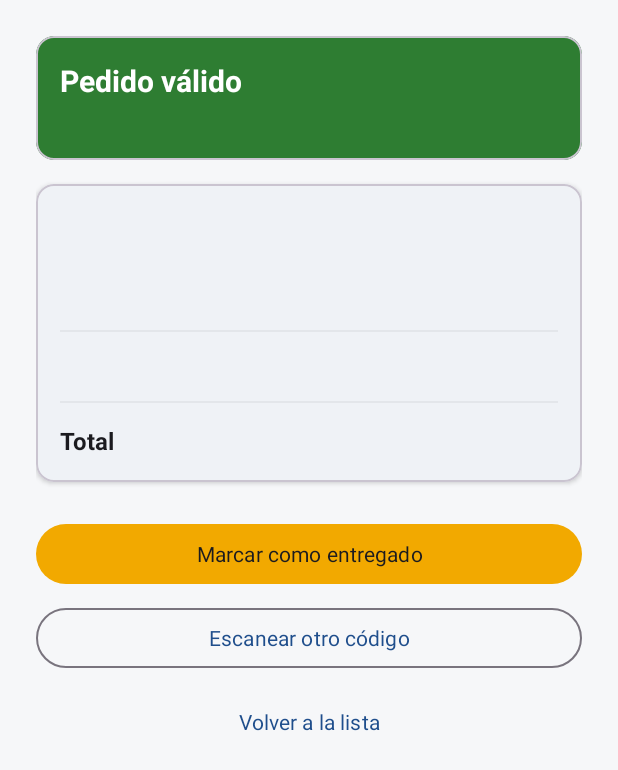
After one commit to VladyThrash/App_Android_Comedor_Universitario_UV, an Android app: the ValidarPedidoFragment screen opened through its navigation route, on a phone screen of 412 x 824 dp. The commit adds this screen. Shown: the top 770 px of the screen. Run offline under Robolectric (Android 15) with nearby library versions, the phone set to English and light mode, and no system bars; our stand-ins replace navigation-ui.

Commit message:
feat(ui): agregar vistas del personal y validacion de QR

```diff
--- a/app/src/main/java/com/example/comedor_universitario_uv/MainActivity.kt
+++ b/app/src/main/java/com/example/comedor_universitario_uv/MainActivity.kt
@@ -12,7 +12,7 @@ import com.google.android.material.bottomnavigation.BottomNavigationView
 
 /**
  * Actividad única de la app: aloja el NavHost y la barra de navegación inferior.
- * La barra solo se muestra en los cuatro destinos principales.
+ * La barra solo se muestra en los destinos principales.
  */
 class MainActivity : AppCompatActivity() {
 
@@ -32,11 +32,16 @@ class MainActivity : AppCompatActivity() {
         val bottomNav = findViewById<BottomNavigationView>(R.id.bottomNav)
         bottomNav.setupWithNavController(navController)
 
+        // TEMPORAL: muestra la pestaña del personal para poder probarla.
+        // Debe mostrarse solo si el rol del usuario es EMPLEADO o ADMIN.
+        bottomNav.menu.findItem(R.id.empleadoFragment).isVisible = true
+
         val destinosConBarra = setOf(
             R.id.menuFragment,
             R.id.carritoFragment,
             R.id.pedidosFragment,
-            R.id.perfilFragment
+            R.id.perfilFragment,
+            R.id.empleadoFragment
         )
         navController.addOnDestinationChangedListener { _, destino, _ ->
             bottomNav.visibility = if (destino.id in destinosConBarra) View.VISIBLE else View.GONE
--- /dev/null
+++ b/app/src/main/java/com/example/comedor_universitario_uv/ui/ValidarPedidoFragment.kt
@@ -0,0 +1,33 @@
+package com.example.comedor_universitario_uv.ui
+
+import android.os.Bundle
+import android.view.View
+import androidx.fragment.app.Fragment
+import androidx.navigation.fragment.findNavController
+import com.example.comedor_universitario_uv.R
+import com.example.comedor_universitario_uv.databinding.FragmentValidarPedidoBinding
+
+/** Resultado de escanear el QR de un pedido: datos del pedido y acción de entrega. */
+class ValidarPedidoFragment : Fragment(R.layout.fragment_validar_pedido) {
+
+    override fun onViewCreated(view: View, savedInstanceState: Bundle?) {
+        val binding = FragmentValidarPedidoBinding.bind(view)
+
+        // TODO: buscar el pedido por folio en la base de datos y llenar la pantalla.
+        // Si no existe o ya está ENTREGADO o CANCELADO, mostrar cardResultado en rojo
+        // con R.string.validar_no_valido y ocultar btnMarcarEntregado.
+
+        binding.btnMarcarEntregado.setOnClickListener {
+            // TODO: cambiar el estado del pedido a ENTREGADO
+            findNavController().popBackStack()
+        }
+
+        binding.btnEscanearOtro.setOnClickListener {
+            findNavController().popBackStack()
+        }
+
+        binding.btnVolverLista.setOnClickListener {
+            findNavController().popBackStack()
+        }
+    }
+}
--- /dev/null
+++ b/app/src/main/res/drawable/ic_escaner.xml
@@ -0,0 +1,20 @@
+<!--
+  ~ Copyright (C) 2026 The Android Open Source Project
+  ~
+  ~ Licensed under the Apache License, Version 2.0 (the "License");
+  ~ you may not use this file except in compliance with the License.
+  ~ You may obtain a copy of the License at
+  ~
+  ~      http://www.apache.org/licenses/LICENSE-2.0
+  ~
+  ~ Unless required by applicable law or agreed to in writing, software
+  ~ distributed under the License is distributed on an "AS IS" BASIS,
+  ~ WITHOUT WARRANTIES OR CONDITIONS OF ANY KIND, either express or implied.
+  ~ See the License for the specific language governing permissions and
+  ~ limitations under the License.
+  -->
+<vector xmlns:android="http://schemas.android.com/apk/res/android" android:height="24dp" android:tint="#000000" android:viewportHeight="960" android:viewportWidth="960" android:width="24dp">
+
+    <path android:fillColor="@android:color/white" android:pathData="M200,840Q167,840 143.5,816.5Q120,793 120,760L120,200Q120,167 143.5,143.5Q167,120 200,120L760,120Q793,120 816.5,143.5Q840,167 840,200L840,760Q840,793 816.5,816.5Q793,840 760,840L200,840ZM200,760L760,760Q760,760 760,760Q760,760 760,760L760,200Q760,200 760,200Q760,200 760,200L200,200Q200,200 200,200Q200,200 200,200L200,760Q200,760 200,760Q200,760 200,760ZM200,760Q200,760 200,760Q200,760 200,760L200,200Q200,200 200,200Q200,200 200,200L200,200Q200,200 200,200Q200,200 200,200L200,760Q200,760 200,760Q200,760 200,760Z"/>
+
+</vector>
--- /dev/null
+++ b/app/src/main/res/layout/fragment_validar_pedido.xml
@@ -0,0 +1,170 @@
+<?xml version="1.0" encoding="utf-8"?>
+<ScrollView
+    xmlns:android="http://schemas.android.com/apk/res/android"
+    xmlns:app="http://schemas.android.com/apk/res-auto"
+    xmlns:tools="http://schemas.android.com/tools"
+    android:layout_width="match_parent"
+    android:layout_height="match_parent"
+    android:background="@color/uv_background"
+    android:fillViewport="true">
+
+    <LinearLayout
+        android:layout_width="match_parent"
+        android:layout_height="wrap_content"
+        android:orientation="vertical"
+        android:padding="24dp">
+
+        <!-- El color (verde o rojo) y los textos se asignan desde el código -->
+        <com.google.android.material.card.MaterialCardView
+            android:id="@+id/cardResultado"
+            android:layout_width="match_parent"
+            android:layout_height="wrap_content"
+            app:cardBackgroundColor="@color/uv_success"
+            app:cardCornerRadius="12dp"
+            app:cardElevation="0dp">
+
+            <LinearLayout
+                android:layout_width="match_parent"
+                android:layout_height="wrap_content"
+                android:orientation="vertical"
+                android:padding="16dp">
+
+                <TextView
+                    android:id="@+id/tvResultado"
+                    android:layout_width="match_parent"
+                    android:layout_height="wrap_content"
+                    android:text="@string/validar_valido"
+                    android:textColor="@color/uv_on_primary"
+                    android:textSize="20sp"
+                    android:textStyle="bold" />
+
+                <TextView
+                    android:id="@+id/tvMensajeValidacion"
+                    android:layout_width="match_parent"
+                    android:layout_height="wrap_content"
+                    android:layout_marginTop="4dp"
+                    android:textColor="@color/uv_on_primary"
+                    android:textSize="14sp"
+                    tools:text="Listo para entregar" />
+            </LinearLayout>
+        </com.google.android.material.card.MaterialCardView>
+
+        <com.google.android.material.card.MaterialCardView
+            android:layout_width="match_parent"
+            android:layout_height="wrap_content"
+            android:layout_marginTop="16dp"
+            app:cardBackgroundColor="@color/uv_surface"
+            app:cardCornerRadius="12dp"
+            app:cardElevation="2dp">
+
+            <LinearLayout
+                android:layout_width="match_parent"
+                android:layout_height="wrap_content"
+                android:orientation="vertical"
+                android:padding="16dp">
+
+                <TextView
+                    android:id="@+id/tvFolioValidar"
+                    android:layout_width="match_parent"
+                    android:layout_height="wrap_content"
+                    android:textColor="@color/uv_text"
+                    android:textSize="18sp"
+                    android:textStyle="bold"
+                    tools:text="Pedido #1234" />
+
+                <TextView
+                    android:id="@+id/tvClienteValidar"
+                    android:layout_width="match_parent"
+                    android:layout_height="wrap_content"
+                    android:layout_marginTop="2dp"
+                    android:textColor="@color/uv_text_secondary"
+                    android:textSize="14sp"
+                    tools:text="Nombre del cliente · Estudiante" />
+
+                <TextView
+                    android:id="@+id/tvEstadoValidar"
+                    android:layout_width="wrap_content"
+                    android:layout_height="wrap_content"
+                    android:layout_marginTop="4dp"
+                    android:textColor="@color/uv_primary"
+                    android:textSize="14sp"
+                    android:textStyle="bold"
+                    tools:text="Estado: Listo" />
+
+                <View
+                    android:layout_width="match_parent"
+                    android:layout_height="1dp"
+                    android:layout_marginTop="12dp"
+                    android:layout_marginBottom="12dp"
+                    android:background="#E3E6EA" />
+
+                <TextView
+                    android:id="@+id/tvProductosValidar"
+                    android:layout_width="match_parent"
+                    android:layout_height="wrap_content"
+                    android:textColor="@color/uv_text"
+                    android:textSize="16sp"
+                    tools:text="2 x Enchiladas\n1 x Agua de jamaica" />
+
+                <View
+                    android:layout_width="match_parent"
+                    android:layout_height="1dp"
+                    android:layout_marginTop="12dp"
+                    android:layout_marginBottom="12dp"
+                    android:background="#E3E6EA" />
+
+                <LinearLayout
+                    android:layout_width="match_parent"
+                    android:layout_height="wrap_content"
+                    android:orientation="horizontal">
+
+                    <TextView
+                        android:layout_width="0dp"
+                        android:layout_height="wrap_content"
+                        android:layout_weight="1"
+                        android:text="@string/validar_total"
+                        android:textColor="@color/uv_text"
+                        android:textSize="16sp"
+                        android:textStyle="bold" />
+
+                    <TextView
+                        android:id="@+id/tvTotalValidar"
+                        android:layout_width="wrap_content"
+                        android:layout_height="wrap_content"
+                        android:textColor="@color/uv_primary"
+                        android:textSize="18sp"
+                        android:textStyle="bold"
+                        tools:text="$60.00" />
+                </LinearLayout>
+            </LinearLayout>
+        </com.google.android.material.card.MaterialCardView>
+
+        <com.google.android.material.button.MaterialButton
+            android:id="@+id/btnMarcarEntregado"
+            android:layout_width="match_parent"
+            android:layout_height="wrap_content"
+            android:layout_marginTop="24dp"
+            android:minHeight="48dp"
+            android:text="@string/validar_marcar_entregado"
+            android:textColor="@color/uv_on_secondary"
+            app:backgroundTint="@color/uv_secondary" />
+
+        <com.google.android.material.button.MaterialButton
+            android:id="@+id/btnEscanearOtro"
+            style="@style/Widget.Material3.Button.OutlinedButton"
+            android:layout_width="match_parent"
+            android:layout_height="wrap_content"
+            android:layout_marginTop="8dp"
+            android:minHeight="48dp"
+            android:text="@string/validar_escanear_otro" />
+
+        <com.google.android.material.button.MaterialButton
+            android:id="@+id/btnVolverLista"
+            style="@style/Widget.Material3.Button.TextButton"
+            android:layout_width="match_parent"
+            android:layout_height="wrap_content"
+            android:layout_marginTop="8dp"
+            android:minHeight="48dp"
+            android:text="@string/validar_volver" />
+    </LinearLayout>
+</ScrollView>
--- a/app/src/main/res/menu/menu_bottom_nav.xml
+++ b/app/src/main/res/menu/menu_bottom_nav.xml
@@ -17,4 +17,10 @@
         android:id="@+id/perfilFragment"
         android:icon="@drawable/ic_perfil"
         android:title="@string/nav_perfil" />
+    <!-- Solo debe verse para EMPLEADO y ADMIN; se muestra desde el código -->
+    <item
+        android:id="@+id/empleadoFragment"
+        android:icon="@drawable/ic_escaner"
+        android:title="@string/nav_personal"
+        android:visible="false" />
 </menu>
--- a/app/src/main/res/navigation/nav_graph.xml
+++ b/app/src/main/res/navigation/nav_graph.xml
@@ -1,5 +1,5 @@
 <?xml version="1.0" encoding="utf-8"?>
-<!-- Los id de los 4 destinos de la barra inferior deben coincidir con menu_bottom_nav.xml -->
+<!-- Los id de los destinos de la barra inferior deben coincidir con menu_bottom_nav.xml -->
 <navigation
     xmlns:android="http://schemas.android.com/apk/res/android"
     xmlns:app="http://schemas.android.com/apk/res-auto"
@@ -54,4 +54,17 @@
         android:name="com.example.comedor_universitario_uv.ui.PerfilFragment"
         android:label="Perfil"
         tools:layout="@layout/fragment_perfil" />
+
+    <!-- Vista del personal del comedor -->
+    <fragment
+        android:id="@+id/empleadoFragment"
+        android:name="com.example.comedor_universitario_uv.ui.EmpleadoPedidosFragment"
+        android:label="Personal"
+        tools:layout="@layout/fragment_empleado_pedidos" />
+
+    <fragment
+        android:id="@+id/validarPedidoFragment"
+        android:name="com.example.comedor_universitario_uv.ui.ValidarPedidoFragment"
+        android:label="Validar pedido"
+        tools:layout="@layout/fragment_validar_pedido" />
 </navigation>
--- /dev/null
+++ b/app/src/main/res/values/strings_personal.xml
@@ -0,0 +1,26 @@
+<?xml version="1.0" encoding="utf-8"?>
+<resources>
+    <!-- Navegación -->
+    <string name="nav_personal">Personal</string>
+
+    <!-- Lista de pedidos del personal -->
+    <string name="empleado_titulo">Pedidos del comedor</string>
+    <string name="empleado_resumen">%1$d pedidos en cola</string>
+    <string name="empleado_filtro_pendientes">Pendientes</string>
+    <string name="empleado_filtro_preparando">Preparando</string>
+    <string name="empleado_filtro_listos">Listos</string>
+    <string name="empleado_vacio">No hay pedidos en esta sección</string>
+    <string name="empleado_escanear">Escanear QR</string>
+    <string name="empleado_cancelar">Cancelar</string>
+    <string name="empleado_marcar_preparando">Marcar preparando</string>
+    <string name="empleado_marcar_listo">Marcar listo</string>
+    <string name="empleado_marcar_entregado">Marcar entregado</string>
+
+    <!-- Validación del QR -->
+    <string name="validar_valido">Pedido válido</string>
+    <string name="validar_no_valido">Pedido no válido</string>
+    <string name="validar_total">Total</string>
+    <string name="validar_marcar_entregado">Marcar como entregado</string>
+    <string name="validar_escanear_otro">Escanear otro código</string>
+    <string name="validar_volver">Volver a la lista</string>
+</resources>
```
Also changed, not shown: app/src/main/java/com/example/comedor_universitario_uv/ui/EmpleadoPedidosFragment.kt (added, +21 -0 lines), app/src/main/res/layout/fragment_empleado_pedidos.xml (added, +125 -0 lines), app/src/main/res/layout/item_pedido_empleado.xml (added, +134 -0 lines).
